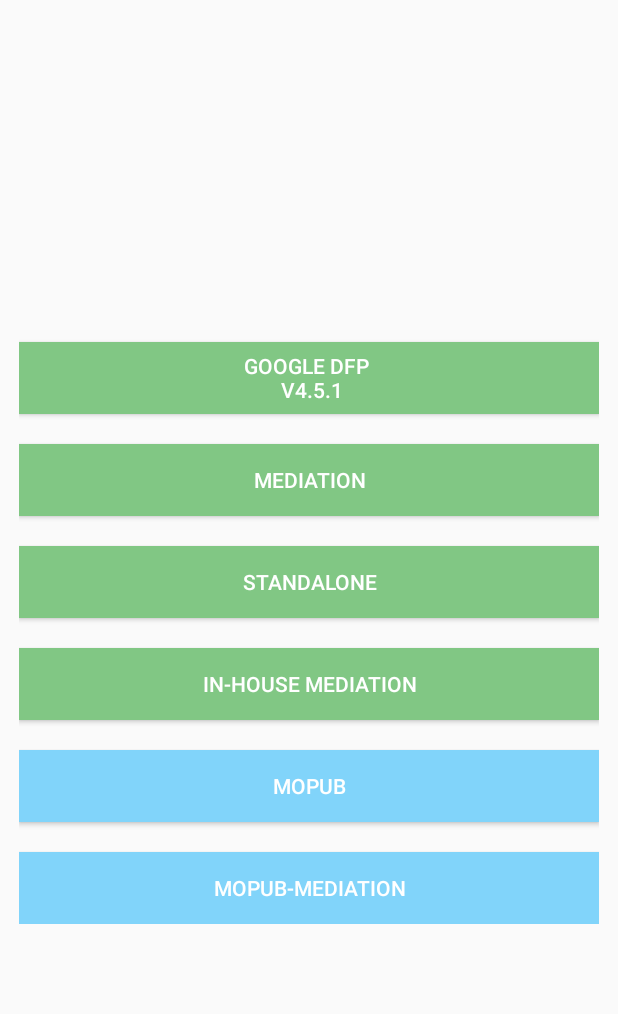
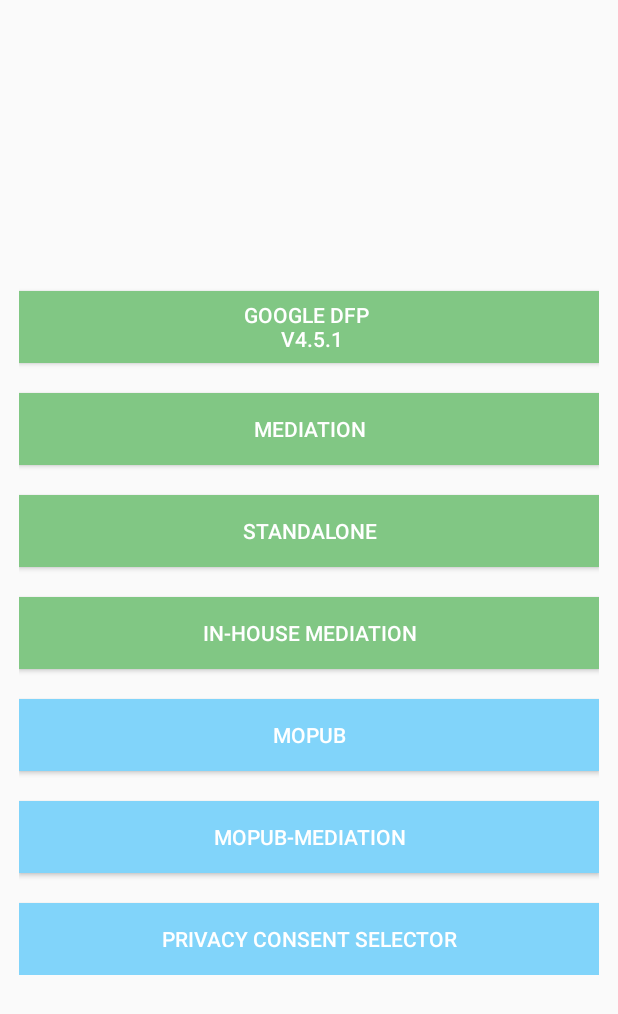
Before and after one commit to criteo/android-publisher-sdk, an Android app: the screen it shows after launch (MainActivity), on a phone screen of 412 x 824 dp. Shown: the top 1014 px of the screen. Run offline under Robolectric (Android 15) with nearby library versions, the phone set to English and light mode, and no system bars; our stand-ins replace AdMob; libraries missing offline, so code that uses them is left out: com.mopub.mobileads; network calls fail.

Commit message:
[TestApp] Add a screen to change the privacy consents values
Change-Id: I8ab6391d903b38882cc102673c89e56dc26cca55

```diff
--- a/app/src/main/java/com/criteo/pubsdk_android/MainActivity.java
+++ b/app/src/main/java/com/criteo/pubsdk_android/MainActivity.java
@@ -47,6 +47,11 @@ public class MainActivity extends AppCompatActivity {
             startActivity(intent);
         });
 
+        findViewById(R.id.buttonConsentSelector).setOnClickListener((View v) -> {
+            Intent intent = new Intent(getApplicationContext(), PrivacyConsentSelectorActivity.class);
+            startActivity(intent);
+        });
+
         Log.d(TAG, "onCreate:" + calendar.getTimeInMillis());
 
     }
--- a/app/src/main/res/layout/activity_main.xml
+++ b/app/src/main/res/layout/activity_main.xml
@@ -61,6 +61,15 @@
           android:background="#81D4FA"
           android:text="@string/btn_mopub_mediation"/>
 
+        <Button
+          android:id="@+id/buttonConsentSelector"
+          style="@style/Widget.AppCompat.Button.Colored"
+          android:layout_width="match_parent"
+          android:layout_height="wrap_content"
+          android:layout_marginTop="20dp"
+          android:background="#81D4FA"
+          android:text="@string/btn_privacy_consent_selector"/>
+
     </LinearLayout>
 
 </RelativeLayout>
--- a/app/src/main/res/values/strings.xml
+++ b/app/src/main/res/values/strings.xml
@@ -20,4 +20,8 @@
   <string name="btn_in_house_mediation">In-house Mediation</string>
   <string name="btn_mopub">Mopub</string>
   <string name="btn_mopub_mediation">Mopub-Mediation</string>
+  <string name="btn_privacy_consent_selector">Privacy Consent Selector</string>
+  <string name="hint_ccpa_iab">CCPA IAB String</string>
+  <string name="ccpa_binary_value">CCPA Binary Value</string>
+  <string name="btn_save">Save</string>
 </resources>
```
Also changed, not shown: app/src/main/AndroidManifest.xml (+11 -0 lines), app/src/main/java/com/criteo/pubsdk_android/PrivacyConsentSelectorActivity.java (added, +71 -0 lines), app/src/main/res/layout/activity_privacy_consent_selector.xml (added, +30 -0 lines).
